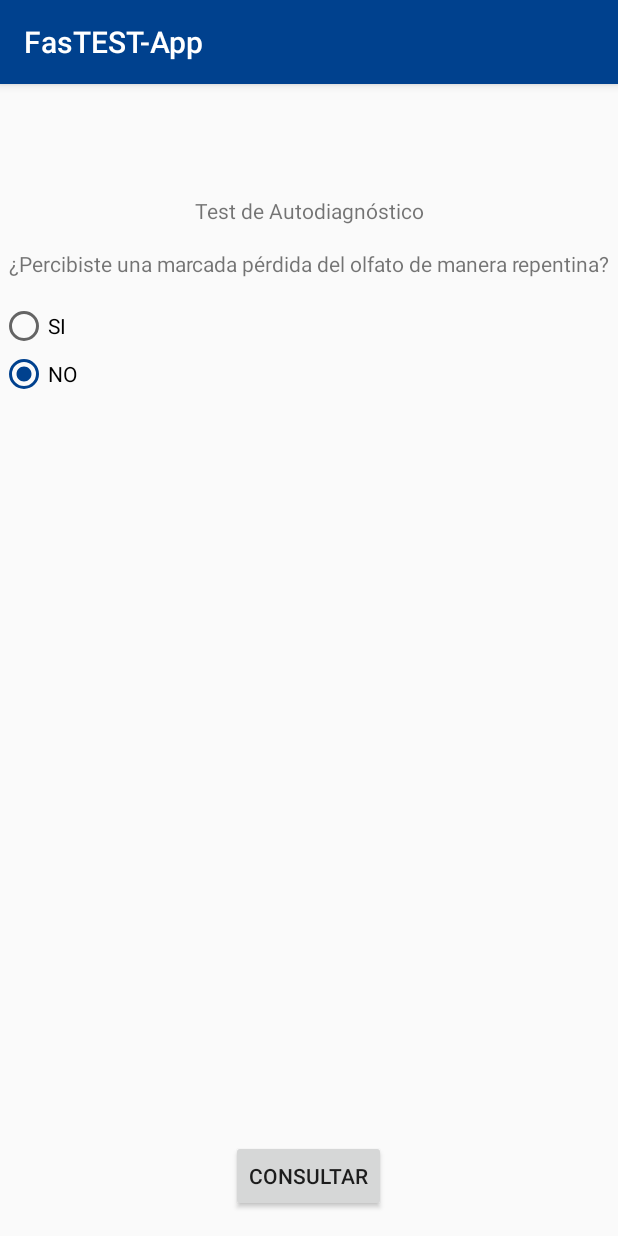
After one commit to MartinRomano-S/soa-tp2, an Android app: the TestActivity screen opened directly, with no data from a screen before it, on a phone screen of 412 x 824 dp. The commit adds this screen. Run offline under Robolectric (Android 15) with nearby library versions, the phone set to English and light mode, and no system bars.

Commit message:
Eliminé la activity home y agregué la activity Test, que es el formulario de autodeteccion.

```diff
--- a/app/src/main/java/com/example/testlogin/LoginActivity.java
+++ b/app/src/main/java/com/example/testlogin/LoginActivity.java
@@ -109,7 +109,7 @@ public class LoginActivity extends AppCompatActivity implements AsyncronableRequ
         try {
             boolean success = msg.getBoolean("success");
             if(success){
-                Intent i = new Intent(LoginActivity.this, HomeActivity.class);
+                Intent i = new Intent(LoginActivity.this, TestActivity.class);
                 startActivity(i);
             }
         } catch (JSONException e) {
--- /dev/null
+++ b/app/src/main/java/com/example/testlogin/TestActivity.java
@@ -0,0 +1,45 @@
+package com.example.testlogin;
+
+import androidx.appcompat.app.AppCompatActivity;
+import android.os.Bundle;
+import android.view.View;
+import android.widget.Button;
+import android.widget.RadioButton;
+import android.widget.RadioGroup;
+import android.widget.Toast;
+
+public class TestActivity extends AppCompatActivity {
+
+    RadioGroup grupoRespuestaTos;
+    RadioButton respuestaTos;
+    Button botonEnviarTest;
+    private boolean tos;
+
+    @Override
+    protected void onCreate(Bundle savedInstanceState) {
+        super.onCreate(savedInstanceState);
+        setContentView(R.layout.activity_test);
+
+        grupoRespuestaTos = findViewById(R.id.radioGroupTos);
+        botonEnviarTest = findViewById(R.id.testConsultar);
+
+        botonEnviarTest.setOnClickListener(new View.OnClickListener() {
+            @Override
+            public void onClick(View view) {
+                int radioId = grupoRespuestaTos.getCheckedRadioButtonId();
+                respuestaTos = findViewById(radioId);
+                Toast.makeText(TestActivity.this, "Tos: "+convertToBool(respuestaTos.getText()), Toast.LENGTH_SHORT).show();
+
+            }
+        });
+    }
+
+    private boolean convertToBool(CharSequence respuesta){
+        if ("SI".equals(respuesta)) {
+            return true;
+        } else if ("NO".equals(respuesta)) {
+            return false;
+        }
+        return false;
+    }
+}
--- /dev/null
+++ b/app/src/main/res/layout/activity_test.xml
@@ -0,0 +1,71 @@
+<?xml version="1.0" encoding="utf-8"?>
+<androidx.constraintlayout.widget.ConstraintLayout xmlns:android="http://schemas.android.com/apk/res/android"
+    xmlns:app="http://schemas.android.com/apk/res-auto"
+    xmlns:tools="http://schemas.android.com/tools"
+    android:layout_width="match_parent"
+    android:layout_height="match_parent"
+    tools:context=".TestActivity">
+
+  <TextView
+      android:id="@+id/testTitle"
+      android:layout_width="wrap_content"
+      android:layout_height="wrap_content"
+      android:layout_marginTop="56dp"
+      android:layout_marginBottom="656dp"
+      android:text="@string/test_de_autodiagnostico"
+      app:layout_constraintBottom_toBottomOf="parent"
+      app:layout_constraintEnd_toEndOf="parent"
+      app:layout_constraintHorizontal_bias="0.5"
+      app:layout_constraintStart_toStartOf="parent"
+      app:layout_constraintTop_toTopOf="parent" />
+
+  <TextView
+      android:id="@+id/preguntaTos"
+      android:layout_width="wrap_content"
+      android:layout_height="wrap_content"
+      android:layout_margin="@dimen/activity_horizontal_margin"
+      android:text="@string/testPregunta1"
+      app:layout_constraintEnd_toEndOf="parent"
+      app:layout_constraintHorizontal_bias="0.5"
+      app:layout_constraintStart_toEndOf="@+id/testTitle"
+      app:layout_constraintStart_toStartOf="parent"
+      app:layout_constraintTop_toBottomOf="@id/testTitle" />
+
+  <RadioGroup
+      android:id="@+id/radioGroupTos"
+      android:layout_width="wrap_content"
+      android:layout_height="wrap_content"
+      android:layout_marginTop="@dimen/activity_vertical_margin"
+      app:layout_constraintStart_toStartOf="parent"
+      app:layout_constraintTop_toBottomOf="@id/preguntaTos">
+
+    <RadioButton
+        android:id="@+id/radioTosSi"
+        android:layout_width="wrap_content"
+        android:layout_height="wrap_content"
+        android:text="@string/si"></RadioButton>
+
+    <RadioButton
+        android:id="@+id/radioTosNo"
+        android:layout_width="wrap_content"
+        android:layout_height="wrap_content"
+        android:text="@string/no"
+        android:checked="true"
+        app:layout_constraintEnd_toEndOf="parent"
+        ></RadioButton>
+
+  </RadioGroup>
+
+  <Button
+      android:id="@+id/testConsultar"
+      android:layout_width="wrap_content"
+      android:layout_height="wrap_content"
+      android:layout_marginBottom="16dp"
+      android:text="@string/consultar"
+      app:layout_constraintBottom_toBottomOf="parent"
+      app:layout_constraintEnd_toEndOf="parent"
+      app:layout_constraintHorizontal_bias="0.498"
+      app:layout_constraintStart_toStartOf="parent"></Button>
+
+
+</androidx.constraintlayout.widget.ConstraintLayout>
--- a/app/src/main/res/values/dimens.xml
+++ b/app/src/main/res/values/dimens.xml
@@ -2,4 +2,5 @@
     <!-- Default screen margins, per the Android Design guidelines. -->
     <dimen name="activity_horizontal_margin">16dp</dimen>
     <dimen name="activity_vertical_margin">16dp</dimen>
+    <dimen name="fab_margin">16dp</dimen>
 </resources>
--- a/app/src/main/res/values/strings.xml
+++ b/app/src/main/res/values/strings.xml
@@ -25,4 +25,19 @@
     <string name="lblCancel">Cancelar</string>
     <string name="lblLogin">Iniciar Sesión</string>
     <string name="lblBattery">%1$d %%</string>
+    <string name="homeTitle">¡Hola!</string>
+    <string name="test_de_autodiagnostico">Test de Autodiagnóstico</string>
+    <string name="testPregunta1">¿Percibiste una marcada pérdida del olfato de manera repentina?</string>
+    <string name="si">SI</string>
+    <string name="no">NO</string>
+    <string name="consultar">Consultar</string>
+    <string name="title_activity_test">TestActivity</string>
+    <!-- Strings used for fragments for navigation -->
+    <string name="first_fragment_label">First Fragment</string>
+    <string name="second_fragment_label">Second Fragment</string>
+    <string name="next">Next</string>
+    <string name="previous">Previous</string>
+
+    <string name="hello_first_fragment">Hello first fragment</string>
+    <string name="hello_second_fragment">Hello second fragment. Arg: %1$s</string>
 </resources>
```
Also changed, not shown: app/src/main/AndroidManifest.xml (+5 -6 lines), app/src/main/java/com/example/testlogin/HomeActivity.java (deleted, +0 -30 lines), app/src/main/java/com/example/testlogin/ui/dashboard/DashboardFragment.java (deleted, +0 -35 lines), app/src/main/java/com/example/testlogin/ui/dashboard/DashboardViewModel.java (deleted, +0 -19 lines), app/src/main/java/com/example/testlogin/ui/home/HomeFragment.java (deleted, +0 -35 lines), app/src/main/java/com/example/testlogin/ui/home/HomeViewModel.java (deleted, +0 -19 lines), app/src/main/java/com/example/testlogin/ui/notifications/NotificationsFragment.java (deleted, +0 -35 lines), app/src/main/java/com/example/testlogin/ui/notifications/NotificationsViewModel.java (deleted, +0 -19 lines), app/src/main/res/layout/activity_home.xml (deleted, +0 -42 lines), app/src/main/res/layout/fragment_dashboard.xml (deleted, +0 -22 lines), app/src/main/res/layout/fragment_home.xml (deleted, +0 -22 lines), app/src/main/res/layout/fragment_notifications.xml (deleted, +0 -22 lines), app/src/main/res/navigation/mobile_navigation.xml (deleted, +0 -25 lines), app/src/main/res/values/themes.xml (added, +11 -0 lines).
